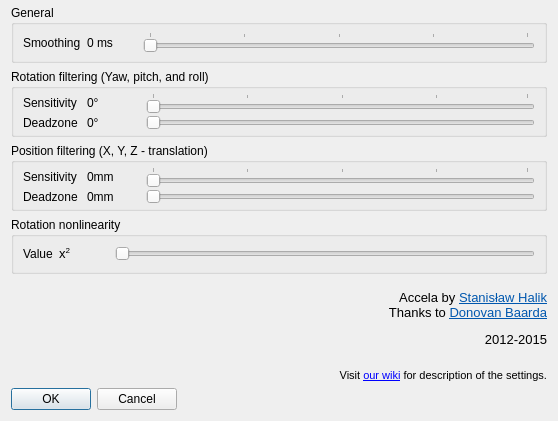
First picture: the form in filter-accela/ftnoir_accela_filtercontrols.ui, repository opentrack/opentrack, before the edit.
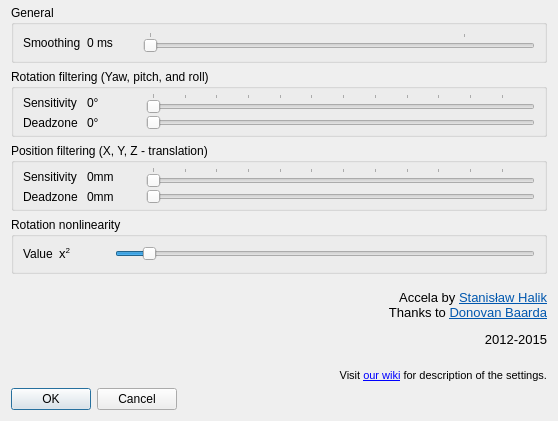
Second picture: the form after the edit. Icons and pictures are not drawn.

Commit message:
filter/accela: switch to using slider_value all the way
Move settings to a separate file for migration support in the
next commit. Otherwise barfs on trying to include autogenerated
user interface.

```diff
--- a/filter-accela/ftnoir_accela_filtercontrols.ui
+++ b/filter-accela/ftnoir_accela_filtercontrols.ui
@@ -116,14 +116,14 @@
       </item>
       <item>
        <widget class="QSlider" name="ewma_slider">
+        <property name="minimum">
+         <number>0</number>
+        </property>
         <property name="maximum">
-         <number>100</number>
-        </property>
-        <property name="singleStep">
-         <number>10</number>
+         <number>30</number>
         </property>
         <property name="pageStep">
-         <number>25</number>
+         <number>3</number>
         </property>
         <property name="orientation">
          <enum>Qt::Horizontal</enum>
@@ -185,11 +185,14 @@
       </item>
       <item row="0" column="2">
        <widget class="QSlider" name="rotation_slider">
+        <property name="minimum">
+         <number>0</number>
+        </property>
         <property name="maximum">
-         <number>99</number>
+         <number>295</number>
         </property>
         <property name="pageStep">
-         <number>5</number>
+         <number>15</number>
         </property>
         <property name="orientation">
          <enum>Qt::Horizontal</enum>
@@ -281,11 +284,14 @@
       </item>
       <item row="0" column="2">
        <widget class="QSlider" name="translation_slider">
+        <property name="minimum">
+         <number>0</number>
+        </property>
         <property name="maximum">
-         <number>99</number>
+         <number>295</number>
         </property>
         <property name="pageStep">
-         <number>5</number>
+         <number>15</number>
         </property>
         <property name="orientation">
          <enum>Qt::Horizontal</enum>
@@ -349,10 +355,13 @@
          <number>0</number>
         </property>
         <property name="maximum">
-         <number>100</number>
+         <number>15</number>
+        </property>
+        <property name="pageStep">
+         <number>2</number>
         </property>
         <property name="value">
-         <number>0</number>
+         <number>1</number>
         </property>
         <property name="orientation">
          <enum>Qt::Horizontal</enum>
```
Left out of the diff: 22 changed lines with no effect on the pictures. The commit also changes 4 other files.
